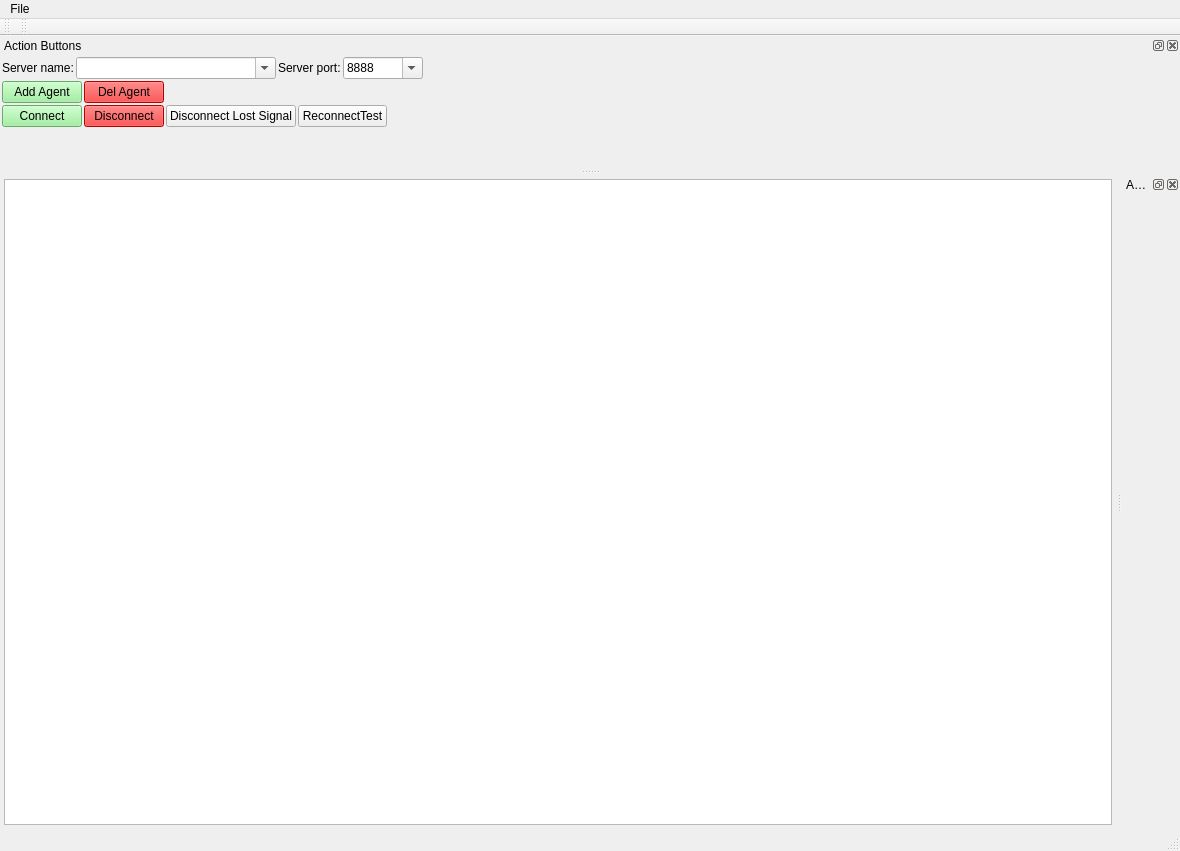
Qt form App/FakeAgent/mainwindow.ui (break11/AutoStorage) before a commit.
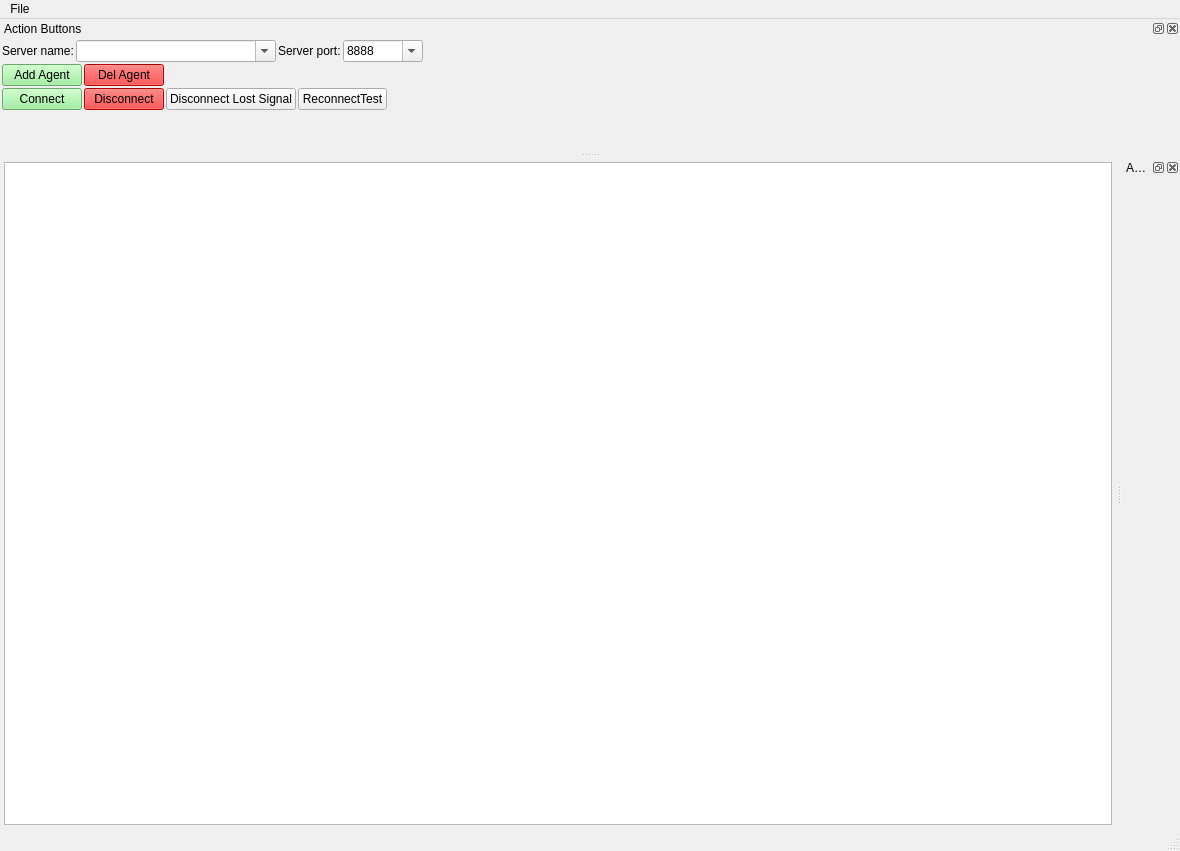
The same form after that commit.

Commit message: небольшая чистка в ui

The edit to the form file:
```diff
--- a/App/FakeAgent/mainwindow.ui
+++ b/App/FakeAgent/mainwindow.ui
@@ -44,7 +44,7 @@
          <x>0</x>
          <y>0</y>
          <width>1096</width>
-         <height>613</height>
+         <height>624</height>
         </rect>
        </property>
        <layout class="QVBoxLayout" name="verticalLayout_3">
@@ -100,34 +100,6 @@
    </layout>
   </widget>
   <widget class="QStatusBar" name="statusbar"/>
-  <widget class="QToolBar" name="toolMain">
-   <property name="windowTitle">
-    <string>Scene tools</string>
-   </property>
-   <property name="orientation">
-    <enum>Qt::Horizontal</enum>
-   </property>
-   <attribute name="toolBarArea">
-    <enum>TopToolBarArea</enum>
-   </attribute>
-   <attribute name="toolBarBreak">
-    <bool>false</bool>
-   </attribute>
-  </widget>
-  <widget class="QToolBar" name="toolEdit">
-   <property name="windowTitle">
-    <string>Graph tools</string>
-   </property>
-   <property name="orientation">
-    <enum>Qt::Horizontal</enum>
-   </property>
-   <attribute name="toolBarArea">
-    <enum>TopToolBarArea</enum>
-   </attribute>
-   <attribute name="toolBarBreak">
-    <bool>false</bool>
-   </attribute>
-  </widget>
   <widget class="QMenuBar" name="menubar">
    <property name="geometry">
     <rect>
```
The commit also changes 3 other files.
